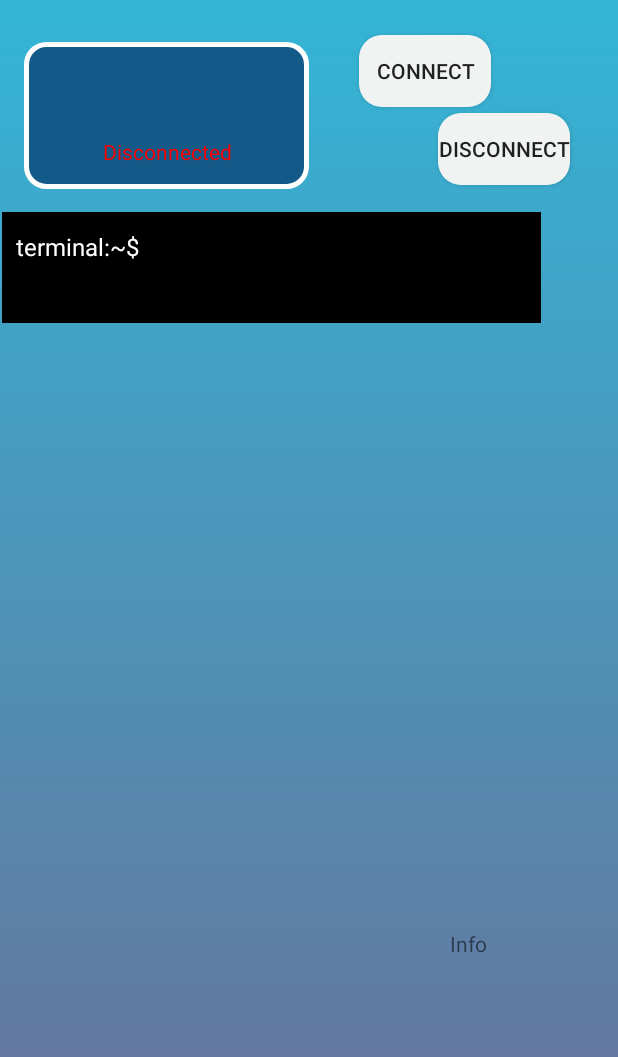
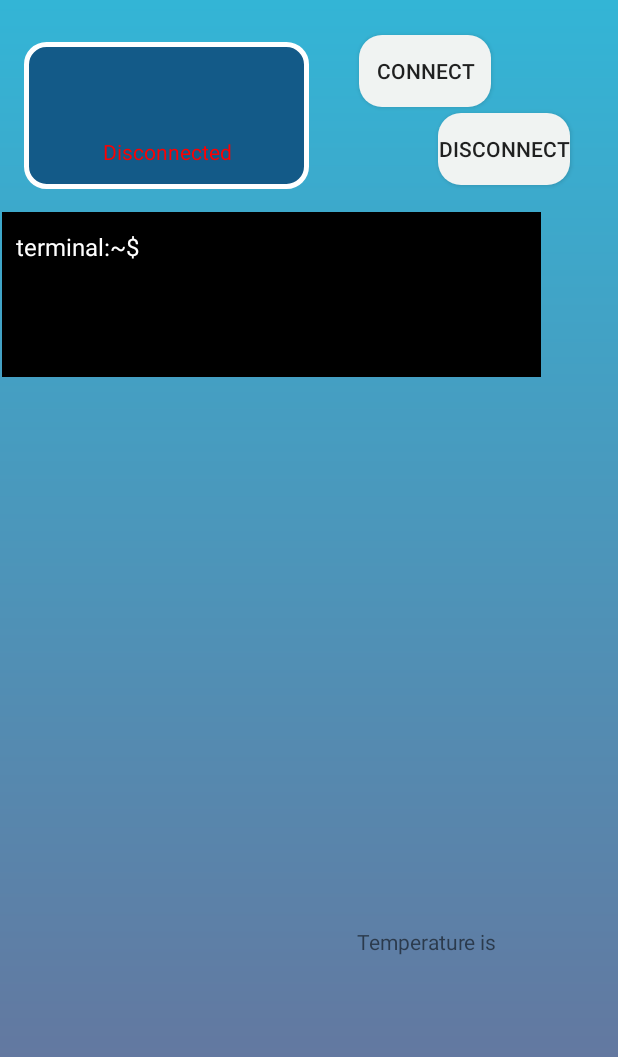
Before and after one commit to CDOrtona/RUN.IO, an Android app: the SensorsInfo screen opened directly, with no data from a screen before it, on a phone screen of 412 x 824 dp. Shown: the top 1057 px of the screen. Run offline under Robolectric (Android 15) with nearby library versions, the phone set to English and light mode, and no system bars.

Commit message:
added terminal alike view

```diff
--- a/app/src/main/java/org/cdortona/tesi/ConnectToGattServer.java
+++ b/app/src/main/java/org/cdortona/tesi/ConnectToGattServer.java
@@ -102,12 +102,18 @@ class ConnectToGattServer {
             gattServicesList = gatt.getServices();
             gattService = gatt.getService(UUID.fromString(StaticResources.ESP32_SERVICE));
             gattCharacteristicsList = gattService.getCharacteristics();
-            //make this a logCat that prints all the info about discovered services and characteristics
+
+            Intent intent = new Intent(StaticResources.BROADCAST_ESP32_INFO);
+            intent.putExtra(StaticResources.EXTRA_TERMINAL_SERVICE, gattService.getUuid().toString());
+
+            //debug
             for(int i=1; i<gattServicesList.size(); i++){
                 Log.i("onServicesDiscovered", "I'm printing the list of the services:" + gattServicesList.get(i).getUuid().toString() + '\n');
             }
 
             assignCharacteristics(gattCharacteristicsList);
+            intent.putExtra(StaticResources.EXTRA_TERMINAL_CHARACTERISTIC_TEMP, gattCharacteristicTemp.getUuid().toString());
+            mContext.sendBroadcast(intent);
 
             //this works if I'm not using notify property
             //this is an asynchronous operation and the result is reported by the callBack method onCharacteristicRead
@@ -125,7 +131,7 @@ class ConnectToGattServer {
             String message = new String(rawData);
 
             System.out.println("output: " + message + '\n');
-
+            //this is printing to terminal now, it'll need to be changed
             intent.putExtra(StaticResources.EXTRA_TEMP_VALUE, message);
             mContext.sendBroadcast(intent);
         }
--- a/app/src/main/java/org/cdortona/tesi/SensorsInfo.java
+++ b/app/src/main/java/org/cdortona/tesi/SensorsInfo.java
@@ -6,6 +6,7 @@ import android.content.BroadcastReceiver;
 import android.content.Context;
 import android.content.Intent;
 import android.content.IntentFilter;
+import android.content.ServiceConnection;
 import android.graphics.Color;
 import android.os.Bundle;
 import android.util.Log;
@@ -32,8 +33,8 @@ public class SensorsInfo extends AppCompatActivity {
     //TextView objects
     TextView addressInfo;
     TextView nameInfo;
-    TextView tempValue;
-    TextView connectionInfo;
+    TextView terminal;
+    TextView temp_value;
     TextView connectionState;
 
     @Override
@@ -47,8 +48,8 @@ public class SensorsInfo extends AppCompatActivity {
         //UI setup
         addressInfo = findViewById(R.id.address_textView);
         nameInfo = findViewById(R.id.name_textView);
-        tempValue = findViewById(R.id.temp_textView);
-        connectionInfo = findViewById(R.id.info_textView);
+        terminal = findViewById(R.id.terminal_textView);
+        temp_value = findViewById(R.id.temp_textView);
         connectionState = findViewById(R.id.connection_state_textView);
 
         //I have to retrieve the info from the Intent which called this activity
@@ -59,6 +60,7 @@ public class SensorsInfo extends AppCompatActivity {
         //Setting the values of the TextViews objects
         addressInfo.setText(deviceAddress);
         nameInfo.setText(deviceName);
+        terminal.setText("");
         //hard coded, I must change it later
         connectionState.setTextColor(Color.RED);
         connectionState.setText("Disconnected");
@@ -71,6 +73,7 @@ public class SensorsInfo extends AppCompatActivity {
         intentFilter.addAction(StaticResources.BROADCAST_CONNECTION_STATE);
         intentFilter.addAction(StaticResources.BROADCAST_CHARACTERISTIC_CHANGED);
         intentFilter.addAction(StaticResources.BROADCAST_CHARACTERISTIC_READ);
+        intentFilter.addAction(StaticResources.BROADCAST_ESP32_INFO);
         registerReceiver(bleBroadcastReceiver, intentFilter);
 
     }
@@ -100,11 +103,15 @@ public class SensorsInfo extends AppCompatActivity {
                 case StaticResources.BROADCAST_CHARACTERISTIC_READ:
                     if(connectedToGatt = true){
                         String temp_value = intent.getStringExtra(StaticResources.EXTRA_TEMP_VALUE);
-                        tempValue.setText(temp_value);
+                        terminal.setText("");
+                        terminal.setText(temp_value);
                     } else {
                         //hard coded
-                        tempValue.setText("No data available");
+                        terminal.setText("No data available");
                     }
+                    break;
+                case StaticResources.BROADCAST_ESP32_INFO:
+                    printOnTerminal(intent);
                     break;
             }
         }
@@ -124,7 +131,16 @@ public class SensorsInfo extends AppCompatActivity {
     public void disconnectFromGatt(View v) {
         connectToGattServer.disconnectGattServer();
         connectedToGatt = false;
+        terminal.setText("");
         connectionState.setTextColor(Color.RED);
         connectionState.setText("Disconnected");
     }
+
+    //this method prints all the info about the device connected to on a terminal-like TextView
+    void printOnTerminal(Intent intent) {
+        String serviceUUID = "Service UUID: " + intent.getStringExtra(StaticResources.EXTRA_TERMINAL_SERVICE);
+        String charUUID = "Characteristic UUID: " + intent.getStringExtra(StaticResources.EXTRA_TERMINAL_CHARACTERISTIC_TEMP);
+        String toPrint = serviceUUID + '\n' + charUUID;
+        terminal.setText(toPrint);
+    }
 }
--- a/app/src/main/java/org/cdortona/tesi/StaticResources.java
+++ b/app/src/main/java/org/cdortona/tesi/StaticResources.java
@@ -28,6 +28,8 @@ class StaticResources {
     static final String EXTRA_STATE_CONNECTION = "keyConnection";
     static final String EXTRA_TEMP_VALUE = "tempValue";
     static final String EXTRA_HEART_VALUE = "heartValue";
+    static final String EXTRA_TERMINAL_SERVICE = "terminalService";
+    static final String EXTRA_TERMINAL_CHARACTERISTIC_TEMP = "terminalCharacteristic";
 
     //values for the putExtra method
     static final String STATE_CONNECTED = "Connected";
--- a/app/src/main/res/layout/activity_sensors_info.xml
+++ b/app/src/main/res/layout/activity_sensors_info.xml
@@ -70,12 +70,12 @@
 
         <TextView
             android:id="@+id/name_textView"
-            android:layout_width="180dp"
+            android:layout_width="131dp"
             android:layout_height="wrap_content"
             android:layout_alignParentStart="true"
             android:layout_alignParentTop="true"
-            android:layout_marginStart="6dp"
-            android:layout_marginTop="19dp"
+            android:layout_marginStart="28dp"
+            android:layout_marginTop="18dp"
             android:maxLines="1"
             android:textAlignment="center"
             android:textColor="@color/text_listView" />
@@ -84,7 +84,7 @@
 
     <RelativeLayout
         android:layout_width="359dp"
-        android:layout_height="74dp"
+        android:layout_height="110dp"
         android:layout_below="@id/info_square"
         android:layout_alignParentStart="true"
         android:layout_marginLeft="1dp"
@@ -93,7 +93,7 @@
         android:background="@color/background_square2">
 
         <TextView
-            android:id="@+id/textView"
+            android:id="@+id/terminal_string"
             android:layout_width="119dp"
             android:layout_height="wrap_content"
             android:layout_alignParentStart="true"
@@ -105,42 +105,44 @@
             android:textSize="16sp" />
 
         <TextView
-            android:id="@+id/temp_textView"
+            android:id="@+id/terminal_textView"
             android:layout_width="250dp"
             android:layout_height="wrap_content"
             android:layout_alignParentStart="true"
             android:layout_alignParentTop="true"
-            android:layout_marginStart="101dp"
-            android:layout_marginTop="10dp"
-            android:maxLines="3"
+            android:layout_marginStart="98dp"
+            android:layout_marginTop="12dp"
+            android:maxLines="5"
             android:textColor="@color/text_listView"
-            android:textSize="16sp" />
+            android:textSize="13sp" />
 
     </RelativeLayout>
 
 
     <TextView
-        android:id="@+id/textView3"
+        android:id="@+id/temp_string"
         android:layout_width="121dp"
         android:layout_height="wrap_content"
         android:layout_alignParentStart="true"
         android:layout_alignParentTop="true"
         android:layout_alignParentEnd="true"
         android:layout_alignParentBottom="true"
-        android:layout_marginStart="300dp"
-        android:layout_marginTop="619dp"
-        android:layout_marginEnd="-61dp"
-        android:layout_marginBottom="2dp"
-        android:text="@string/textview_connection_info" />
+        android:layout_marginStart="238dp"
+        android:layout_marginTop="618dp"
+        android:layout_marginEnd="1dp"
+        android:layout_marginBottom="3dp"
+        android:text="@string/textview_temp_value" />
 
     <TextView
-        android:id="@+id/info_textView"
+        android:id="@+id/temp_textView"
         android:layout_width="133dp"
         android:layout_height="wrap_content"
         android:layout_alignParentStart="true"
         android:layout_alignParentTop="true"
-        android:layout_marginStart="216dp"
-        android:layout_marginTop="565dp"
+        android:layout_alignParentEnd="true"
+        android:layout_marginStart="227dp"
+        android:layout_marginTop="583dp"
+        android:layout_marginEnd="0dp"
         android:maxLines="5" />
 
 
--- a/app/src/main/res/values/strings.xml
+++ b/app/src/main/res/values/strings.xml
@@ -10,5 +10,5 @@
     <string name="disconnect_gatt">Disconnect</string>
     <string name="textView_SI">terminal:~$</string>
     <string name="textview_connection_state">Connection State</string>
-    <string name="textview_connection_info">Info</string>
+    <string name="textview_temp_value">Temperature is</string>
 </resources>
```
